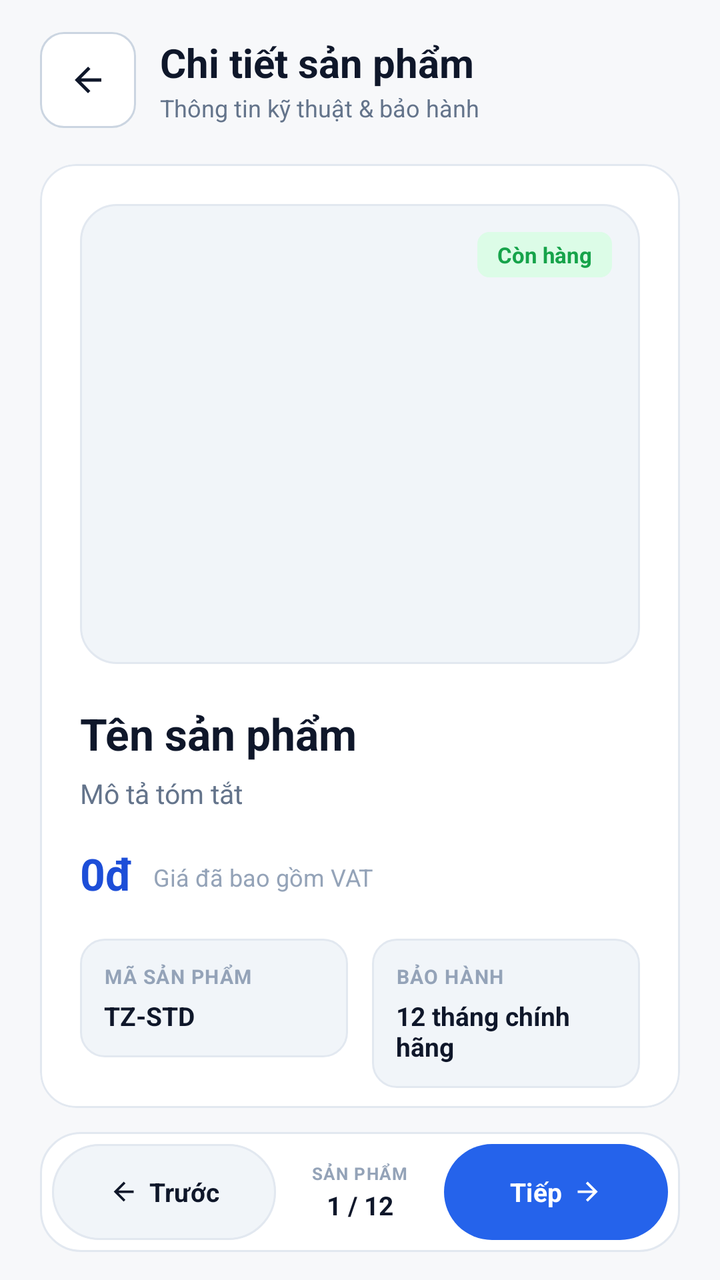
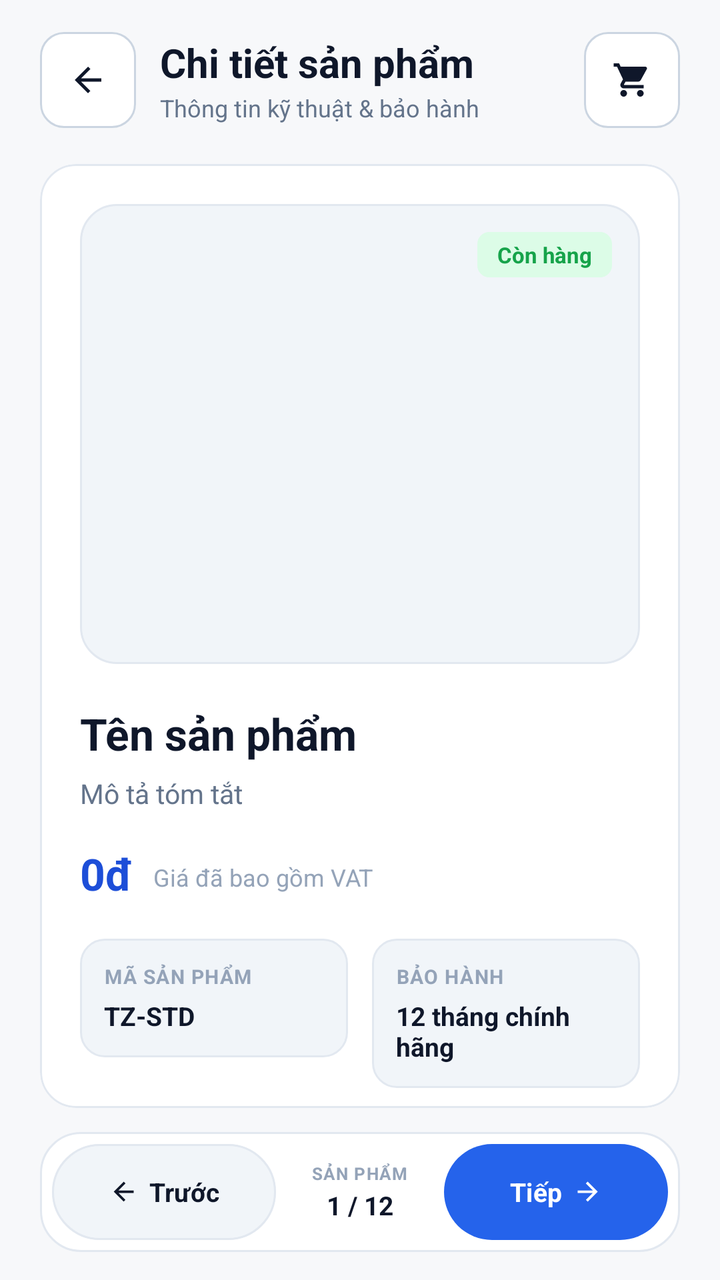

Two renders of the same Android screen: before a commit and after it. Below are the layout's source before the change and the commit's diff.
<!-- AndroidManifest.xml: application theme Theme.MyApplication -->
<!-- res/layout/activity_product_detail.xml -->
<?xml version="1.0" encoding="utf-8"?>
<LinearLayout xmlns:android="http://schemas.android.com/apk/res/android"
    xmlns:app="http://schemas.android.com/apk/res-auto"
    xmlns:tools="http://schemas.android.com/tools"
    android:id="@+id/rootProductDetail"
    android:layout_width="match_parent"
    android:layout_height="match_parent"
    android:background="@color/screen_background"
    android:fitsSystemWindows="true"
    android:orientation="vertical"
    android:paddingStart="20dp"
    android:paddingTop="12dp"
    android:paddingEnd="20dp"
    android:paddingBottom="14dp"
    tools:ignore="HardcodedText,TextContrastCheck,TouchTargetSizeCheck">

    
    <LinearLayout
        android:layout_width="match_parent"
        android:layout_height="wrap_content"
        android:gravity="center_vertical"
        android:orientation="horizontal"
        android:paddingTop="4dp"
        android:paddingBottom="4dp">

        <com.google.android.material.button.MaterialButton
            android:id="@+id/btnBackToList"
            android:layout_width="48dp"
            android:layout_height="48dp"
            android:clickable="true"
            android:contentDescription="Quay lại danh sách"
            android:focusable="true"
            android:insetLeft="0dp"
            android:insetTop="0dp"
            android:insetRight="0dp"
            android:insetBottom="0dp"
            android:minWidth="48dp"
            android:minHeight="48dp"
            android:padding="0dp"
            app:backgroundTint="@color/surface"
            app:cornerRadius="12dp"
            app:icon="@drawable/ic_arrow_left_24"
            app:iconGravity="textStart"
            app:iconPadding="0dp"
            app:iconSize="20dp"
            app:iconTint="@color/ink"
            app:strokeColor="@color/border_strong"
            app:strokeWidth="1dp"
            tools:ignore="TouchTargetSizeCheck" />

        <LinearLayout
            android:layout_width="0dp"
            android:layout_height="wrap_content"
            android:layout_marginStart="12dp"
            android:layout_weight="1"
            android:orientation="vertical">

            <TextView
                android:layout_width="wrap_content"
                android:layout_height="wrap_content"
                android:text="Chi tiết sản phẩm"
                android:textColor="@color/ink"
                android:textSize="20sp"
                android:textStyle="bold" />

            <TextView
                android:id="@+id/tvDetailSubtitle"
                android:layout_width="wrap_content"
                android:layout_height="wrap_content"
                android:layout_marginTop="1dp"
                android:text="Thông tin kỹ thuật &amp; bảo hành"
                android:textColor="@color/text_secondary"
                android:textSize="12sp" />
        </LinearLayout>
    </LinearLayout>

    
    <com.google.android.material.card.MaterialCardView
        android:layout_width="match_parent"
        android:layout_height="0dp"
        android:layout_marginTop="14dp"
        android:layout_marginBottom="12dp"
        android:layout_weight="1"
        app:cardBackgroundColor="@color/surface"
        app:cardCornerRadius="18dp"
        app:cardElevation="0dp"
        app:strokeColor="@color/border"
        app:strokeWidth="1dp">

        <ScrollView
            android:layout_width="match_parent"
            android:layout_height="match_parent"
            android:clipToPadding="false"
            android:overScrollMode="never"
            android:scrollbars="none">

            <LinearLayout
                android:layout_width="match_parent"
                android:layout_height="wrap_content"
                android:orientation="vertical"
                android:padding="20dp">

                
                <FrameLayout
                    android:layout_width="match_parent"
                    android:layout_height="230dp"
                    android:background="@drawable/bg_product_hero_frame">

                    <ImageView
                        android:id="@+id/imgDetailProduct"
                        android:layout_width="match_parent"
                        android:layout_height="match_parent"
                        android:layout_gravity="center"
                        android:contentDescription="Ảnh sản phẩm"
                        android:padding="18dp"
                        android:scaleType="fitCenter" />

                    <TextView
                        android:id="@+id/tvDetailStockBadge"
                        android:layout_width="wrap_content"
                        android:layout_height="wrap_content"
                        android:layout_gravity="top|end"
                        android:layout_margin="14dp"
                        android:background="@drawable/bg_badge_success"
                        android:paddingStart="10dp"
                        android:paddingTop="4dp"
                        android:paddingEnd="10dp"
                        android:paddingBottom="4dp"
                        android:text="Còn hàng"
                        android:textColor="@color/success"
                        android:textSize="11sp"
                        android:textStyle="bold" />
                </FrameLayout>

                
                <TextView
                    android:id="@+id/tvDetailName"
                    android:layout_width="match_parent"
                    android:layout_height="wrap_content"
                    android:layout_marginTop="20dp"
                    android:text="Tên sản phẩm"
                    android:textColor="@color/ink"
                    android:textSize="22sp"
                    android:textStyle="bold" />

                <TextView
                    android:id="@+id/tvDetailDesc"
                    android:layout_width="match_parent"
                    android:layout_height="wrap_content"
                    android:layout_marginTop="6dp"
                    android:text="Mô tả tóm tắt"
                    android:textColor="@color/text_secondary"
                    android:textSize="13.5sp" />

                
                <LinearLayout
                    android:layout_width="match_parent"
                    android:layout_height="wrap_content"
                    android:layout_marginTop="16dp"
                    android:gravity="bottom"
                    android:orientation="horizontal">

                    <TextView
                        android:id="@+id/tvDetailPrice"
                        android:layout_width="wrap_content"
                        android:layout_height="wrap_content"
                        android:text="0đ"
                        android:textColor="@color/primary_dark"
                        android:textSize="22sp"
                        android:textStyle="bold" />

                    <TextView
                        android:layout_width="wrap_content"
                        android:layout_height="wrap_content"
                        android:layout_marginStart="10dp"
                        android:layout_marginBottom="2dp"
                        android:text="Giá đã bao gồm VAT"
                        android:textColor="@color/text_tertiary"
                        android:textSize="12sp" />
                </LinearLayout>

                
                <LinearLayout
                    android:layout_width="match_parent"
                    android:layout_height="wrap_content"
                    android:layout_marginTop="18dp"
                    android:orientation="horizontal">

                    <LinearLayout
                        android:layout_width="0dp"
                        android:layout_height="wrap_content"
                        android:layout_marginEnd="6dp"
                        android:layout_weight="1"
                        android:background="@drawable/bg_spec_box"
                        android:orientation="vertical"
                        android:padding="12dp">

                        <TextView
                            android:layout_width="wrap_content"
                            android:layout_height="wrap_content"
                            android:letterSpacing="0.05"
                            android:text="MÃ SẢN PHẨM"
                            android:textColor="@color/text_tertiary"
                            android:textSize="10sp"
                            android:textStyle="bold" />

                        <TextView
                            android:id="@+id/tvDetailSku"
                            android:layout_width="wrap_content"
                            android:layout_height="wrap_content"
                            android:layout_marginTop="4dp"
                            android:text="TZ-STD"
                            android:textColor="@color/ink"
                            android:textSize="13sp"
                            android:textStyle="bold" />
                    </LinearLayout>

                    <LinearLayout
                        android:layout_width="0dp"
                        android:layout_height="wrap_content"
                        android:layout_marginStart="6dp"
                        android:layout_weight="1"
                        android:background="@drawable/bg_spec_box"
                        android:orientation="vertical"
                        android:padding="12dp">

                        <TextView
                            android:layout_width="wrap_content"
                            android:layout_height="wrap_content"
                            android:letterSpacing="0.05"
                            android:text="BẢO HÀNH"
                            android:textColor="@color/text_tertiary"
                            android:textSize="10sp"
                            android:textStyle="bold" />

                        <TextView
                            android:id="@+id/tvDetailWarranty"
                            android:layout_width="wrap_content"
                            android:layout_height="wrap_content"
                            android:layout_marginTop="4dp"
                            android:text="12 tháng chính hãng"
                            android:textColor="@color/ink"
                            android:textSize="13sp"
                            android:textStyle="bold" />
                    </LinearLayout>
                </LinearLayout>

                <View
                    android:layout_width="match_parent"
                    android:layout_height="1dp"
                    android:layout_marginTop="20dp"
                    android:layout_marginBottom="16dp"
                    android:background="@color/border" />

                <TextView
                    android:layout_width="wrap_content"
                    android:layout_height="wrap_content"
                    android:text="Thông số kỹ thuật:"
                    android:textColor="@color/ink"
                    android:textSize="15sp"
                    android:textStyle="bold" />

                <TextView
                    android:id="@+id/tvDetailSpecs"
                    android:layout_width="match_parent"
                    android:layout_height="wrap_content"
                    android:layout_marginTop="10dp"
                    android:lineSpacingExtra="6dp"
                    android:text="Thông tin chi tiết cấu hình sản phẩm"
                    android:textColor="@color/text_secondary"
                    android:textSize="13.5sp" />

            </LinearLayout>
        </ScrollView>
    </com.google.android.material.card.MaterialCardView>

    
    <LinearLayout
        android:layout_width="match_parent"
        android:layout_height="wrap_content"
        android:background="@drawable/bg_bottom_bar"
        android:gravity="center_vertical"
        android:orientation="horizontal"
        android:padding="6dp">

        <com.google.android.material.button.MaterialButton
            android:id="@+id/btnDetailPrev"
            android:layout_width="0dp"
            android:layout_height="48dp"
            android:layout_weight="1"
            android:insetLeft="0dp"
            android:insetTop="0dp"
            android:insetRight="0dp"
            android:insetBottom="0dp"
            android:minWidth="48dp"
            android:minHeight="48dp"
            android:text="Trước"
            android:textAllCaps="false"
            android:textColor="@color/ink"
            android:textSize="13sp"
            android:textStyle="bold"
            app:backgroundTint="@color/surface_subtle"
            app:cornerRadius="24dp"
            app:icon="@drawable/ic_arrow_left_24"
            app:iconGravity="textStart"
            app:iconPadding="5dp"
            app:iconSize="15dp"
            app:iconTint="@color/ink"
            app:strokeColor="@color/border"
            app:strokeWidth="1dp"
            tools:ignore="TouchTargetSizeCheck" />

        <LinearLayout
            android:layout_width="0dp"
            android:layout_height="48dp"
            android:layout_weight="0.75"
            android:gravity="center"
            android:orientation="vertical">

            <TextView
                android:layout_width="wrap_content"
                android:layout_height="wrap_content"
                android:letterSpacing="0.06"
                android:text="SẢN PHẨM"
                android:textColor="@color/text_tertiary"
                android:textSize="8.5sp"
                android:textStyle="bold" />

            <TextView
                android:id="@+id/tvDetailPosition"
                android:layout_width="wrap_content"
                android:layout_height="wrap_content"
                android:layout_marginTop="1dp"
                android:text="1 / 12"
                android:textColor="@color/ink"
                android:textSize="13sp"
                android:textStyle="bold" />
        </LinearLayout>

        <com.google.android.material.button.MaterialButton
            android:id="@+id/btnDetailNext"
            android:layout_width="0dp"
            android:layout_height="48dp"
            android:layout_weight="1"
            android:insetLeft="0dp"
            android:insetTop="0dp"
            android:insetRight="0dp"
            android:insetBottom="0dp"
            android:minWidth="48dp"
            android:minHeight="48dp"
            android:text="Tiếp"
            android:textAllCaps="false"
            android:textColor="@color/white"
            android:textSize="13sp"
            android:textStyle="bold"
            app:backgroundTint="@color/primary"
            app:cornerRadius="24dp"
            app:icon="@drawable/ic_arrow_right_24"
            app:iconGravity="textEnd"
            app:iconPadding="5dp"
            app:iconSize="15dp"
            app:iconTint="@color/white"
            tools:ignore="TouchTargetSizeCheck" />
    </LinearLayout>

</LinearLayout>
<!-- resources referenced by this layout -->
<resources>
  <color name="border">#E2E8F0</color>
  <color name="border_strong">#CBD5E1</color>
  <color name="ink">#0F172A</color>
  <color name="primary">#2563EB</color>
  <color name="primary_dark">#1D4ED8</color>
  <color name="screen_background">#F7F8FA</color>
  <color name="success">#16A34A</color>
  <color name="surface">#FFFFFFFF</color>
  <color name="surface_subtle">#F1F5F9</color>
  <color name="text_secondary">#64748B</color>
  <color name="text_tertiary">#94A3B8</color>
  <color name="white">#FFFFFFFF</color>
  <!-- drawable bg_badge_success (drawable) -->
  <?xml version="1.0" encoding="utf-8"?>
  <shape xmlns:android="http://schemas.android.com/apk/res/android" android:shape="rectangle">
      <solid android:color="#DCFCE7" />
      <corners android:radius="6dp" />
  </shape>
  <!-- drawable bg_bottom_bar (drawable) -->
  <?xml version="1.0" encoding="utf-8"?>
  <shape xmlns:android="http://schemas.android.com/apk/res/android" android:shape="rectangle">
      <solid android:color="@color/surface" />
      <stroke android:width="1dp" android:color="@color/border" />
      <corners android:radius="20dp" />
  </shape>
  <!-- drawable bg_product_hero_frame (drawable) -->
  <?xml version="1.0" encoding="utf-8"?>
  <shape xmlns:android="http://schemas.android.com/apk/res/android" android:shape="rectangle">
      <solid android:color="@color/surface_subtle" />
      <stroke android:width="1dp" android:color="@color/border" />
      <corners android:radius="18dp" />
  </shape>
  <!-- drawable bg_spec_box (drawable) -->
  <?xml version="1.0" encoding="utf-8"?>
  <shape xmlns:android="http://schemas.android.com/apk/res/android" android:shape="rectangle">
      <solid android:color="@color/surface_subtle" />
      <stroke android:width="1dp" android:color="@color/border" />
      <corners android:radius="12dp" />
  </shape>
  <!-- drawable ic_arrow_left_24 (drawable) -->
  <?xml version="1.0" encoding="utf-8"?>
  <vector xmlns:android="http://schemas.android.com/apk/res/android" android:width="24dp" android:height="24dp" android:viewportWidth="24" android:viewportHeight="24">
      <path android:fillColor="#FF0F172A" android:pathData="M20,11H7.83l5.59,-5.59L12,4l-8,8 8,8 1.41,-1.41L7.83,13H20v-2z" />
  </vector>
  <!-- drawable ic_arrow_right_24 (drawable) -->
  <?xml version="1.0" encoding="utf-8"?>
  <vector xmlns:android="http://schemas.android.com/apk/res/android" android:width="24dp" android:height="24dp" android:viewportWidth="24" android:viewportHeight="24">
      <path android:fillColor="#FF0F172A" android:pathData="M12,4l-1.41,1.41L16.17,11H4v2h12.17l-5.58,5.59L12,20l8,-8z" />
  </vector>
  <style name="Theme.MyApplication" parent="Base.Theme.MyApplication" />
  <!-- unchanged entries left out for length: 1 -->
</resources>

<!-- the commit's change to res/layout/activity_product_detail.xml (unified diff, before → after) -->
@@ -72,6 +72,53 @@
                 android:textColor="@color/text_secondary"
                 android:textSize="12sp" />
         </LinearLayout>
+
+        
+        <FrameLayout
+            android:layout_width="48dp"
+            android:layout_height="48dp"
+            android:layout_marginStart="8dp">
+
+            <com.google.android.material.button.MaterialButton
+                android:id="@+id/btnOpenCartDetail"
+                android:layout_width="48dp"
+                android:layout_height="48dp"
+                android:clickable="true"
+                android:contentDescription="Mở giỏ hàng"
+                android:focusable="true"
+                android:insetLeft="0dp"
+                android:insetTop="0dp"
+                android:insetRight="0dp"
+                android:insetBottom="0dp"
+                android:minWidth="48dp"
+                android:minHeight="48dp"
+                android:padding="0dp"
+                app:backgroundTint="@color/surface"
+                app:cornerRadius="12dp"
+                app:icon="@drawable/ic_cart_24"
+                app:iconGravity="textStart"
+                app:iconPadding="0dp"
+                app:iconSize="20dp"
+                app:iconTint="@color/ink"
+                app:strokeColor="@color/border_strong"
+                app:strokeWidth="1dp"
+                tools:ignore="TouchTargetSizeCheck" />
+
+            <TextView
+                android:id="@+id/tvDetailCartBadge"
+                android:layout_width="18dp"
+                android:layout_height="18dp"
+                android:layout_gravity="top|end"
+                android:layout_marginTop="2dp"
+                android:layout_marginEnd="2dp"
+                android:background="@drawable/bg_cart_badge"
+                android:gravity="center"
+                android:text="1"
+                android:textColor="@color/white"
+                android:textSize="10sp"
+                android:textStyle="bold"
+                android:visibility="gone" />
+        </FrameLayout>
     </LinearLayout>
 
     
@@ -269,6 +316,56 @@
                     android:text="Thông tin chi tiết cấu hình sản phẩm"
                     android:textColor="@color/text_secondary"
                     android:textSize="13.5sp" />
+
+                
+                <LinearLayout
+                    android:layout_width="match_parent"
+                    android:layout_height="wrap_content"
+                    android:layout_marginTop="20dp"
+                    android:orientation="horizontal">
+
+                    <com.google.android.material.button.MaterialButton
+                        android:id="@+id/btnAddToCart"
+                        android:layout_width="0dp"
+                        android:layout_height="48dp"
+                        android:layout_weight="1"
+                        android:layout_marginEnd="6dp"
+                        android:insetLeft="0dp"
+                        android:insetTop="0dp"
+                        android:insetRight="0dp"
+                        android:insetBottom="0dp"
+                        android:minWidth="48dp"
+                        android:minHeight="48dp"
+                        android:text="Thêm vào giỏ"
+                        android:textAllCaps="false"
+                        android:textColor="@color/primary"
+                        android:textSize="13sp"
+                        android:textStyle="bold"
+                        app:backgroundTint="@color/surface_subtle"
+                        app:cornerRadius="12dp"
+                        app:strokeColor="@color/primary"
+                        app:strokeWidth="1dp" />
+
+                    <com.google.android.material.button.MaterialButton
+                        android:id="@+id/btnBuyNow"
+                        android:layout_width="0dp"
+                        android:layout_height="48dp"
+                        android:layout_weight="1.2"
+                        android:layout_marginStart="6dp"
+                        android:insetLeft="0dp"
+                        android:insetTop="0dp"
+                        android:insetRight="0dp"
+                        android:insetBottom="0dp"
+                        android:minWidth="48dp"
+                        android:minHeight="48dp"
+                        android:text="Mua ngay"
+                        android:textAllCaps="false"
+                        android:textColor="@color/white"
+                        android:textSize="13sp"
+                        android:textStyle="bold"
+                        app:backgroundTint="@color/primary"
+                        app:cornerRadius="12dp" />
+                </LinearLayout>
 
             </LinearLayout>
         </ScrollView>
<!-- resource entries referenced after the edit -->
@@ -25,6 +25,11 @@
       <stroke android:width="1dp" android:color="@color/border" />
       <corners android:radius="20dp" />
   </shape>
+  <!-- drawable bg_cart_badge (drawable) -->
+  <?xml version="1.0" encoding="utf-8"?>
+  <shape xmlns:android="http://schemas.android.com/apk/res/android" android:shape="oval">
+      <solid android:color="@color/danger" />
+  </shape>
   <!-- drawable bg_product_hero_frame (drawable) -->
   <?xml version="1.0" encoding="utf-8"?>
   <shape xmlns:android="http://schemas.android.com/apk/res/android" android:shape="rectangle">
@@ -49,7 +54,18 @@
   <vector xmlns:android="http://schemas.android.com/apk/res/android" android:width="24dp" android:height="24dp" android:viewportWidth="24" android:viewportHeight="24">
       <path android:fillColor="#FF0F172A" android:pathData="M12,4l-1.41,1.41L16.17,11H4v2h12.17l-5.58,5.59L12,20l8,-8z" />
   </vector>
+  <!-- drawable ic_cart_24 (drawable) -->
+  <vector xmlns:android="http://schemas.android.com/apk/res/android"
+      android:width="24dp"
+      android:height="24dp"
+      android:viewportWidth="24"
+      android:viewportHeight="24">
+      <path
+          android:fillColor="@color/ink"
+          android:pathData="M7,18c-1.1,0 -1.99,0.9 -1.99,2S5.9,22 7,22s2,-0.9 2,-2 -0.9,-2 -2,-2zM1,2v2h2l3.6,7.59 -1.35,2.45c-0.16,0.28 -0.25,0.61 -0.25,0.96 0,1.1 0.9,2 2,2h12v-2H7.42c-0.14,0 -0.25,-0.11 -0.25,-0.25l0.03,-0.12 0.9,-1.63h7.45c0.75,0 1.41,-0.41 1.75,-1.03l3.58,-6.49c0.08,-0.14 0.12,-0.31 0.12,-0.48 0,-0.55 -0.45,-1 -1,-1H5.21l-0.94,-2H1zm16,16c-1.1,0 -1.99,0.9 -1.99,2s0.89,2 1.99,2 2,-0.9 2,-2 -0.9,-2 -2,-2z" />
+  </vector>
   <style name="Theme.MyApplication" parent="Base.Theme.MyApplication" />
+  <color name="danger">#DC2626</color>
   <!-- unchanged entries left out for length: 1 -->
 </resources>
 
